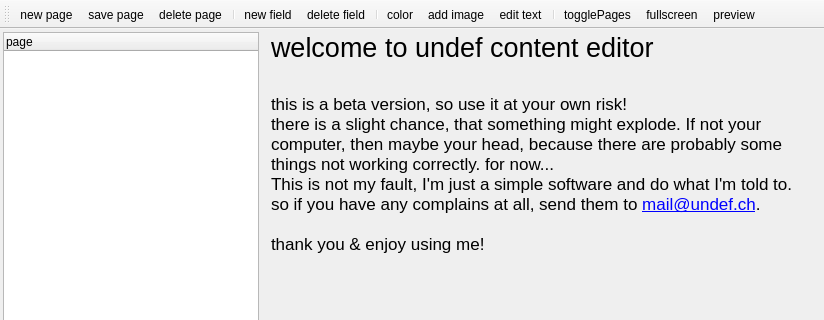
First picture: the form in mainwindow.ui, repository underdoeg/undefContentEditor, before the edit; both pictures show x 0 to 824 and y 0 to 320 of the 824 by 500 pixel window.
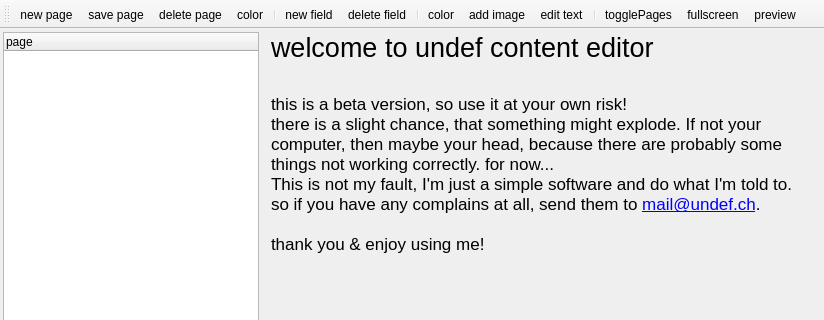
Second picture: the form after the edit.

Commit message: new features: customizable background color of page

```diff
--- a/mainwindow.ui
+++ b/mainwindow.ui
@@ -144,6 +144,7 @@
    <addaction name="newPage"/>
    <addaction name="savePage"/>
    <addaction name="deletePage"/>
+   <addaction name="pageBackgroundColor"/>
    <addaction name="separator"/>
    <addaction name="newField"/>
    <addaction name="deleteField"/>
@@ -269,6 +270,14 @@
     <string>edit text</string>
    </property>
   </action>
+  <action name="pageBackgroundColor">
+   <property name="text">
+    <string>color</string>
+   </property>
+   <property name="shortcut">
+    <string>Ctrl+B</string>
+   </property>
+  </action>
  </widget>
  <layoutdefault spacing="6" margin="11"/>
  <resources/>
```
The commit also changes 16 other files.
